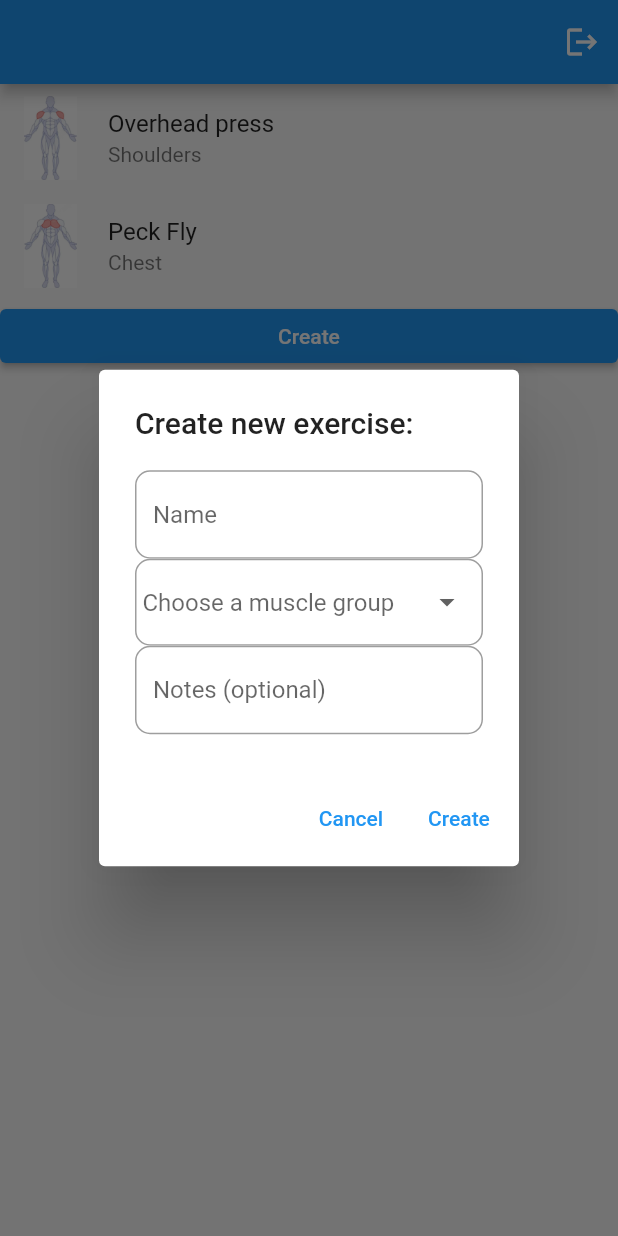
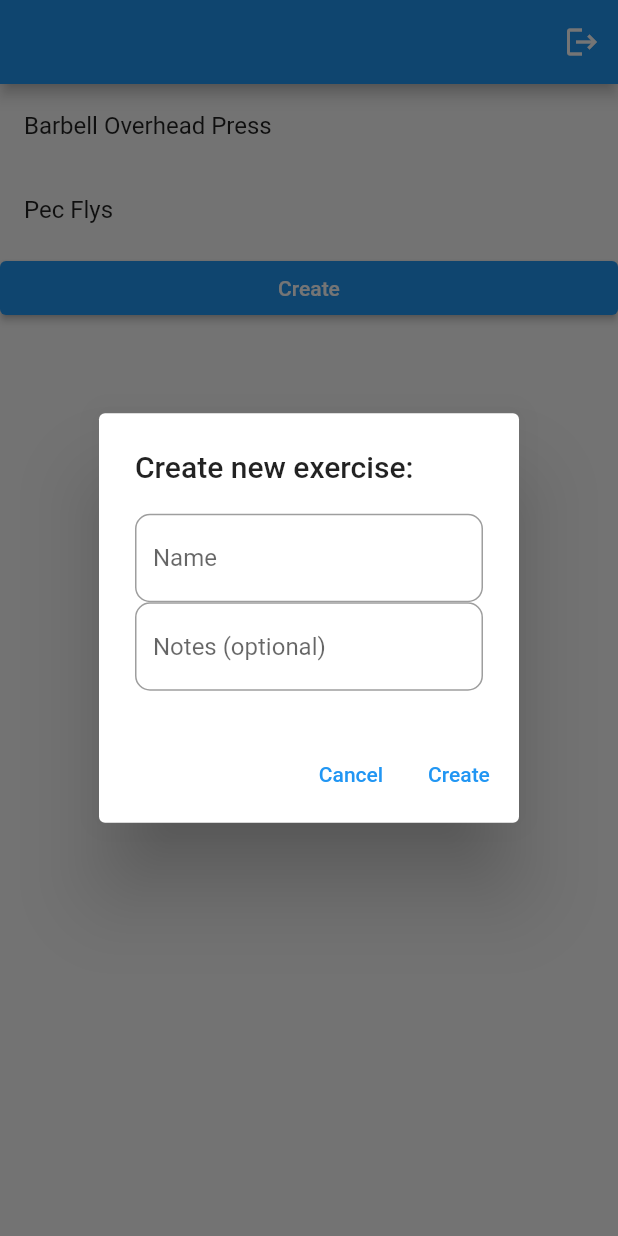
Before and after one commit to alastairrmcneill/squatva, a Flutter app: the screen it shows once a user with an empty profile is signed in, after a tap on "Create", on a phone screen of 412 x 824 dp. Run offline on Flutter 3.47's test engine with Material 2 defaults, Android fonts, the phone set to English and light mode, and no system bars; our stand-ins replace cloud_firestore, firebase_auth, firebase_core, font_awesome_flutter, google_sign_in, sign_in_with_apple; missing offline and left inert: flutter_facebook_auth; accounts and stored records are empty.

Commit message:
Episode 3 - added create exercise

```diff
--- a/lib/models/exercise_model.dart
+++ b/lib/models/exercise_model.dart
@@ -1,42 +1,142 @@
 class Exercise {
-  final String id;
+  final String? id;
   final String name;
-  final String note;
-  final bool userMade;
-  final String muscleGroupID;
-  final ExerciseType exerciseType;
+  final String exerciseCategory;
+  final String limbInvolvement;
+  final String equipment;
+  final List<String> bodyParts;
+  final List<String> tags;
+  final String? link;
+  final String? note;
+  final String? userID;
 
   Exercise({
-    required this.id,
+    this.id,
     required this.name,
-    required this.note,
-    required this.userMade,
-    required this.muscleGroupID,
-    required this.exerciseType,
+    required this.exerciseCategory,
+    required this.limbInvolvement,
+    required this.equipment,
+    required this.bodyParts,
+    required this.tags,
+    this.link,
+    this.note,
+    this.userID,
   });
+
+  Map<String, Object?> toJSON() {
+    return {
+      ExerciseFields.id: id,
+      ExerciseFields.name: name,
+      ExerciseFields.exerciseCategory: exerciseCategory,
+      ExerciseFields.limbInvolvement: limbInvolvement,
+      ExerciseFields.equipment: equipment,
+      ExerciseFields.bodyParts: bodyParts,
+      ExerciseFields.tags: tags,
+      ExerciseFields.link: link,
+      ExerciseFields.note: note,
+      ExerciseFields.userID: userID,
+    };
+  }
+
+  static Exercise fromJSON(json) {
+    List<dynamic> bodyParts = json[ExerciseFields.bodyParts];
+    List<String> listBodyParts = List<String>.from(bodyParts);
+
+    List<dynamic> tags = json[ExerciseFields.tags];
+    List<String> listTags = List<String>.from(tags);
+
+    return Exercise(
+      id: json[ExerciseFields.id] as String?,
+      name: json[ExerciseFields.name] as String,
+      exerciseCategory: json[ExerciseFields.exerciseCategory] as String,
+      limbInvolvement: json[ExerciseFields.limbInvolvement] as String,
+      equipment: json[ExerciseFields.equipment] as String,
+      bodyParts: listBodyParts,
+      tags: listTags,
+      link: json[ExerciseFields.link] as String?,
+      note: json[ExerciseFields.note] as String?,
+      userID: json[ExerciseFields.userID] as String?,
+    );
+  }
+
+  Exercise copy({
+    String? id,
+    String? name,
+    String? exerciseCategory,
+    String? limbInvolvement,
+    String? equipment,
+    List<String>? bodyParts,
+    List<String>? tags,
+    String? link,
+    String? note,
+    String? userID,
+  }) {
+    return Exercise(
+      id: id ?? this.id,
+      name: name ?? this.name,
+      exerciseCategory: exerciseCategory ?? this.exerciseCategory,
+      limbInvolvement: limbInvolvement ?? this.limbInvolvement,
+      equipment: equipment ?? this.equipment,
+      bodyParts: bodyParts ?? this.bodyParts,
+      tags: tags ?? this.tags,
+      note: note ?? this.note,
+      userID: userID ?? this.userID,
+    );
+  }
 }
 
-enum ExerciseType {
-  cardio,
-  strength,
-  plyometrics,
+class ExerciseFields {
+  static String id = 'id';
+  static String name = 'name';
+  static String exerciseCategory = 'exerciseCategory';
+  static String limbInvolvement = 'limbInvolvement';
+  static String equipment = 'equipment';
+  static String bodyParts = 'bodyParts';
+  static String tags = 'tags';
+  static String link = 'link';
+  static String note = 'note';
+  static String userID = 'userID';
 }
 
-List<Exercise> exercises = [
+class ExerciseCategory {
+  static String lowerPush = 'Lower Push';
+  static String lowerPull = 'Lower Pull';
+  static String upperPush = 'Upper Push';
+  static String upperPull = 'Upper Pull';
+  static String arms = 'arms';
+  static String trunk = 'trunk';
+  static String other = 'other';
+}
+
+class LimbInvolvement {
+  static String bilateral = 'bilateral';
+  static String unilateral = 'unilateral';
+}
+
+class Equipment {
+  static String bodyweight = 'bodyweight';
+  static String barbell = 'barbell';
+  static String dumbbell = 'dumbbell';
+  static String resistanceBand = 'resistanceBand';
+  static String machine = 'machine';
+  static String other = 'other';
+}
+
+List<Exercise> defaultExercises = [
   Exercise(
-    id: '1',
-    name: 'Overhead press',
-    note: 'Push head forwards once bar is up.',
-    userMade: false,
-    muscleGroupID: '8',
-    exerciseType: ExerciseType.strength,
+    name: 'Barbell Overhead Press',
+    exerciseCategory: ExerciseCategory.upperPush,
+    limbInvolvement: LimbInvolvement.bilateral,
+    equipment: Equipment.barbell,
+    bodyParts: ['Showers', 'triceps'],
+    tags: ['Strength'],
   ),
   Exercise(
-    id: '2',
-    name: 'Peck Fly',
-    note: 'Keep arms straight',
-    userMade: false,
-    muscleGroupID: '4',
-    exerciseType: ExerciseType.strength,
+    name: 'Pec Flys',
+    exerciseCategory: ExerciseCategory.upperPush,
+    limbInvolvement: LimbInvolvement.unilateral,
+    equipment: Equipment.dumbbell,
+    bodyParts: ['Chest'],
+    tags: ['Strength'],
   ),
 ];
--- a/lib/models/models.dart
+++ b/lib/models/models.dart
@@ -1,3 +1,2 @@
 export 'app_user_model.dart';
-export 'muscle_group_model.dart';
 export 'exercise_model.dart';
--- a/lib/models/muscle_group_model.dart
+++ /dev/null
@@ -1,24 +0,0 @@
-class MuscleGroup {
-  final String id;
-  final String name;
-  final String imagePath;
-
-  MuscleGroup({
-    required this.id,
-    required this.name,
-    required this.imagePath,
-  });
-}
-
-List<MuscleGroup> muscleGroups = [
-  MuscleGroup(id: '1', name: 'Abdominals', imagePath: 'assets/muscle_groups/abs.png'),
-  MuscleGroup(id: '2', name: 'Back', imagePath: 'assets/muscle_groups/back.png'),
-  MuscleGroup(id: '3', name: 'Biceps', imagePath: 'assets/muscle_groups/biceps.png'),
-  MuscleGroup(id: '4', name: 'Chest', imagePath: 'assets/muscle_groups/chest.png'),
-  MuscleGroup(id: '5', name: 'Forearms', imagePath: 'assets/muscle_groups/forearms.png'),
-  MuscleGroup(id: '6', name: 'Glutes', imagePath: 'assets/muscle_groups/glutes.png'),
-  MuscleGroup(id: '7', name: 'Lower Legs', imagePath: 'assets/muscle_groups/lower_legs.png'),
-  MuscleGroup(id: '8', name: 'Shoulders', imagePath: 'assets/muscle_groups/shoulders.png'),
-  MuscleGroup(id: '9', name: 'Triceps', imagePath: 'assets/muscle_groups/triceps.png'),
-  MuscleGroup(id: '10', name: 'Upper Legs', imagePath: 'assets/muscle_groups/upper_legs.png'),
-];
--- a/lib/notifiers/exercise_notifier.dart
+++ b/lib/notifiers/exercise_notifier.dart
@@ -2,7 +2,7 @@ import 'package:flutter/material.dart';
 import 'package:squatva/models/models.dart';
 
 class ExerciseNotifier extends ChangeNotifier {
-  List<Exercise> _exerciseList = exercises;
+  List<Exercise> _exerciseList = defaultExercises;
 
   List<Exercise> get exerciseList => _exerciseList;
 
@@ -10,4 +10,9 @@ class ExerciseNotifier extends ChangeNotifier {
     _exerciseList.add(exercise);
     notifyListeners();
   }
+
+  set addUserExercises(List<Exercise> userExercises) {
+    _exerciseList = defaultExercises + userExercises;
+    notifyListeners();
+  }
 }
--- a/lib/screens/home_screen.dart
+++ b/lib/screens/home_screen.dart
@@ -1,7 +1,6 @@
 import 'package:flutter/material.dart';
 import 'package:provider/provider.dart';
-import 'package:squatva/models/exercise_model.dart';
-import 'package:squatva/models/muscle_group_model.dart';
+import 'package:squatva/models/models.dart';
 import 'package:squatva/notifiers/notifiers.dart';
 import 'package:squatva/services/services.dart';
 import 'package:squatva/widgets/widgets.dart';
@@ -22,6 +21,7 @@ class _HomeScreenState extends State<HomeScreen> {
 
   Future _loadData() async {
     await UserDatabase.readCurrentUser(context);
+    await ExerciseService.loadUserExercises(context);
   }
 
   @override
@@ -43,14 +43,13 @@ class _HomeScreenState extends State<HomeScreen> {
       body: Center(
         child: ListView(
           children: [
-            ...exerciseNotifier.exerciseList.map((exercise) {
-              MuscleGroup muscleGroup = muscleGroups.where((muscleGroup) => muscleGroup.id == exercise.muscleGroupID).toList()[0];
-
+            ...exerciseNotifier.exerciseList.map((Exercise exercise) {
               return ListTile(
                 title: Text(exercise.name),
-                subtitle: Text(muscleGroup.name),
-                leading: Image.asset(
-                  muscleGroup.imagePath,
+                trailing: exercise.userID != null ? const Icon(Icons.check) : const SizedBox(),
+                onTap: () => showDialog(
+                  context: context,
+                  builder: (context) => ExerciseDetailsPopUp(exercise: exercise),
                 ),
               );
             }).toList(),
--- /dev/null
+++ b/lib/services/exercise_database.dart
@@ -0,0 +1,35 @@
+import 'package:cloud_firestore/cloud_firestore.dart';
+import 'package:flutter/material.dart';
+import 'package:squatva/models/models.dart';
+import 'package:squatva/services/auth_service.dart';
+
+class ExerciseDatabase {
+  static final FirebaseFirestore _db = FirebaseFirestore.instance;
+  static final CollectionReference _collectionRef = _db.collection('exercises');
+
+  static Future create(BuildContext context, {required Exercise exercise}) async {
+    DocumentReference _docRef = _collectionRef.doc();
+
+    Exercise newExercise = exercise.copy(id: _docRef.id);
+
+    await _docRef.set(newExercise.toJSON());
+  }
+
+  static Future<List<Exercise>> readMyExercises(BuildContext context) async {
+    Query query = _collectionRef.where(ExerciseFields.userID, isEqualTo: AuthService.currentUserId);
+    QuerySnapshot querySnapshot = await query.get();
+
+    List<Exercise> exerciseList = [];
+
+    for (var doc in querySnapshot.docs) {
+      Exercise exercise = Exercise.fromJSON(doc.data());
+      exerciseList.add(exercise);
+    }
+
+    return exerciseList;
+  }
+
+  static Future read(BuildContext context) async {}
+  static Future update(BuildContext context) async {}
+  static Future delete(BuildContext context) async {}
+}
--- /dev/null
+++ b/lib/services/exercise_service.dart
@@ -0,0 +1,28 @@
+import 'package:flutter/material.dart';
+import 'package:provider/provider.dart';
+import 'package:squatva/models/models.dart';
+import 'package:squatva/notifiers/exercise_notifier.dart';
+import 'package:squatva/services/services.dart';
+
+class ExerciseService {
+  static Future create(BuildContext context, {required Exercise exercise}) async {
+    // Write to database
+    await ExerciseDatabase.create(context, exercise: exercise);
+
+    // Read from database
+    List<Exercise> userExerciseList = await ExerciseDatabase.readMyExercises(context);
+
+    // Update Notifier
+    ExerciseNotifier exerciseNotifier = Provider.of<ExerciseNotifier>(context, listen: false);
+    exerciseNotifier.addUserExercises = userExerciseList;
+  }
+
+  static Future loadUserExercises(BuildContext context) async {
+    // Read from database
+    List<Exercise> userExerciseList = await ExerciseDatabase.readMyExercises(context);
+
+    // Update Notifier
+    ExerciseNotifier exerciseNotifier = Provider.of<ExerciseNotifier>(context, listen: false);
+    exerciseNotifier.addUserExercises = userExerciseList;
+  }
+}
--- a/lib/services/services.dart
+++ b/lib/services/services.dart
@@ -1,2 +1,4 @@
 export 'auth_service.dart';
 export 'user_database_service.dart';
+export 'exercise_database.dart';
+export 'exercise_service.dart';
--- a/lib/widgets/pop_up_widgets/create_exercise_dialog.dart
+++ b/lib/widgets/pop_up_widgets/create_exercise_dialog.dart
@@ -1,8 +1,8 @@
 import 'package:flutter/material.dart';
 import 'package:provider/provider.dart';
-import 'package:squatva/models/exercise_model.dart';
-import 'package:squatva/models/muscle_group_model.dart';
+import 'package:squatva/models/models.dart';
 import 'package:squatva/notifiers/exercise_notifier.dart';
+import 'package:squatva/services/services.dart';
 
 class CreateExerciseDialog extends StatefulWidget {
   const CreateExerciseDialog({super.key});
@@ -15,43 +15,6 @@ class _CreateExerciseDialogState extends State<CreateExerciseDialog> {
   final GlobalKey<FormState> _formKey = GlobalKey<FormState>();
   final TextEditingController _nameTextEditingController = TextEditingController();
   final TextEditingController _notesTextEditingController = TextEditingController();
-  MuscleGroup? muscleGroupSelected;
-
-  Widget _buildDropDownFormField() {
-    return DropdownButtonFormField<MuscleGroup>(
-      decoration: InputDecoration(contentPadding: EdgeInsets.only(left: 5, top: 5, bottom: 5, right: 10)),
-      isDense: false,
-      value: muscleGroupSelected,
-      items: muscleGroups
-          .map(
-            (muscleGroup) => DropdownMenuItem(
-              value: muscleGroup,
-              child: Row(
-                children: [
-                  SizedBox(
-                    height: 40,
-                    width: 40,
-                    child: Image.asset(muscleGroup.imagePath),
-                  ),
-                  Text(muscleGroup.name),
-                ],
-              ),
-            ),
-          )
-          .toList(),
-      onChanged: (value) {
-        setState(() {
-          muscleGroupSelected = value;
-        });
-      },
-      hint: const Text('Choose a muscle group'),
-      validator: (value) {
-        if (value == null) {
-          return 'Required';
-        }
-      },
-    );
-  }
 
   Widget _buildNameFormField() {
     return TextFormField(
@@ -90,7 +53,6 @@ class _CreateExerciseDialogState extends State<CreateExerciseDialog> {
           mainAxisSize: MainAxisSize.min,
           children: [
             _buildNameFormField(),
-            _buildDropDownFormField(),
             _buildNotesFormField(),
           ],
         ),
@@ -102,20 +64,23 @@ class _CreateExerciseDialogState extends State<CreateExerciseDialog> {
             },
             child: Text('Cancel')),
         TextButton(
-            onPressed: () {
+            onPressed: () async {
               if (!_formKey.currentState!.validate()) {
                 return;
               }
               _formKey.currentState!.save();
 
-              exerciseNotifier.addExercise = Exercise(
-                id: '1000',
-                name: _nameTextEditingController.text,
-                note: _notesTextEditingController.text,
-                userMade: true,
-                muscleGroupID: muscleGroupSelected!.id,
-                exerciseType: ExerciseType.strength,
-              );
+              await ExerciseService.create(context,
+                  exercise: Exercise(
+                    name: _nameTextEditingController.text,
+                    exerciseCategory: ExerciseCategory.arms,
+                    limbInvolvement: LimbInvolvement.bilateral,
+                    equipment: Equipment.barbell,
+                    bodyParts: ['Arms'],
+                    tags: ['Strength'],
+                    note: _notesTextEditingController.text,
+                    userID: AuthService.currentUserId,
+                  ));
               Navigator.pop(context);
             },
             child: Text('Create')),
--- a/lib/widgets/widgets.dart
+++ b/lib/widgets/widgets.dart
@@ -1,6 +1,7 @@
 export 'pop_up_widgets/error_dialog.dart';
 export 'pop_up_widgets/create_exercise_dialog.dart';
 export 'pop_up_widgets/custom_snack_bar.dart';
+export 'pop_up_widgets/exercise_details_pop_up.dart';
 export 'general/text_divider.dart';
 export 'auth/email_form_field.dart';
 export 'auth/forgot_password_button.dart';
```
Also changed, not shown: lib/widgets/pop_up_widgets/exercise_details_pop_up.dart (added, +27 -0 lines).
